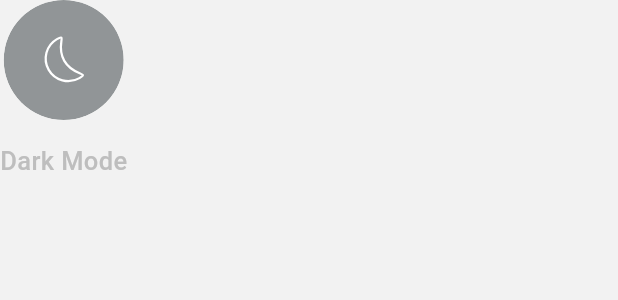
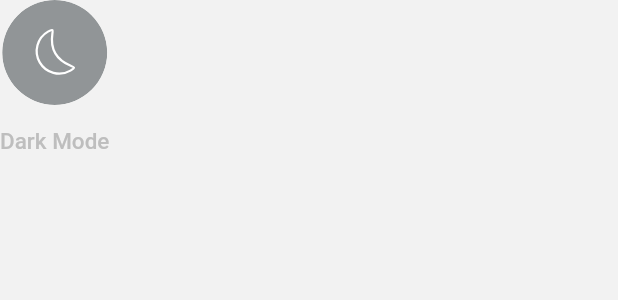
Before and after one commit to 4amshin/spotify, a Flutter app: the ModeItem widget shown alone on an empty page, opened directly, on a phone screen of 412 x 824 dp. Shown: the top 300 px of the screen. Run offline on Flutter 3.47's test engine with Material 3 defaults, Android fonts, the phone set to English and light mode, and no system bars; our stand-ins replace flutter_bloc, flutter_svg, hydrated_bloc, vector_graphics; Roboto replaces fonts that are missing (Satoshi).

Commit message:
Choose Mode Item Animation

```diff
--- a/lib/main.dart
+++ b/lib/main.dart
@@ -5,8 +5,8 @@ import 'package:hydrated_bloc/hydrated_bloc.dart';
 import 'package:path_provider/path_provider.dart';
 import 'package:spotify/core/configs/theme/app_theme.dart';
 import 'package:spotify/my_bloc_providers.dart';
-import 'package:spotify/presentation/auth/pages/auth_intro_page.dart';
 import 'package:spotify/presentation/choose_mode/bloc/theme_cubit.dart';
+import 'package:spotify/presentation/splash/pages/splash_page.dart';
 
 Future<void> main() async {
   WidgetsFlutterBinding.ensureInitialized();
@@ -31,7 +31,7 @@ class MyApp extends StatelessWidget {
           darkTheme: AppTheme.darkTheme,
           themeMode: mode,
           debugShowCheckedModeBanner: false,
-          home: const AuthIntroPage(),
+          home: const SplashPage(),
         ),
       ),
     );
--- a/lib/presentation/choose_mode/pages/choose_mode_page.dart
+++ b/lib/presentation/choose_mode/pages/choose_mode_page.dart
@@ -4,6 +4,8 @@ import 'package:flutter_svg/flutter_svg.dart';
 import 'package:spotify/common/widgets/button/basic_app_button.dart';
 import 'package:spotify/core/assets/assets.gen.dart';
 import 'package:spotify/core/configs/theme/app_colors.dart';
+import 'package:spotify/core/utils/build_context_ext.dart';
+import 'package:spotify/presentation/auth/pages/auth_intro_page.dart';
 import 'package:spotify/presentation/choose_mode/bloc/theme_cubit.dart';
 import 'package:spotify/presentation/choose_mode/widgets/mode_item.dart';
 
@@ -60,6 +62,7 @@ class ChooseModePage extends StatelessWidget {
                           .updateTheme(ThemeMode.dark),
                       assetPath: Assets.vectors.moon.path,
                       text: 'Dark Mode',
+                      mode: ThemeMode.dark,
                     ),
                     const SizedBox(width: 40),
                     ModeItem(
@@ -68,12 +71,13 @@ class ChooseModePage extends StatelessWidget {
                           .updateTheme(ThemeMode.light),
                       assetPath: Assets.vectors.sun.path,
                       text: 'Light Mode',
+                      mode: ThemeMode.light,
                     ),
                   ],
                 ),
                 const SizedBox(height: 50),
                 BasicAppButton(
-                  onPressed: () {},
+                  onPressed: () => context.push(const AuthIntroPage()),
                   title: 'Continue',
                 ),
               ],
--- a/lib/presentation/choose_mode/widgets/mode_item.dart
+++ b/lib/presentation/choose_mode/widgets/mode_item.dart
@@ -1,22 +1,30 @@
 import 'dart:ui';
 
 import 'package:flutter/material.dart';
+import 'package:flutter_bloc/flutter_bloc.dart';
 import 'package:flutter_svg/svg.dart';
 import 'package:spotify/core/configs/theme/app_colors.dart';
+import 'package:spotify/presentation/choose_mode/bloc/theme_cubit.dart';
 
 class ModeItem extends StatelessWidget {
   final String assetPath;
   final void Function()? onTap;
   final String text;
+  final ThemeMode mode;
   const ModeItem({
     super.key,
     required this.assetPath,
     this.onTap,
     required this.text,
+    required this.mode,
   });
 
   @override
   Widget build(BuildContext context) {
+    return BlocBuilder<ThemeCubit, ThemeMode>(
+      builder: (context, currentTheme) {
+        final bool isSelected = currentTheme == mode;
+
         return Column(
           children: [
             GestureDetector(
@@ -27,11 +35,15 @@ class ModeItem extends StatelessWidget {
                     sigmaX: 10,
                     sigmaY: 10,
                   ),
-              child: Container(
-                height: 80,
-                width: 80,
+                  child: AnimatedContainer(
+                    duration: const Duration(milliseconds: 300),
+                    curve: Curves.easeInOut,
+                    height: isSelected ? 80 : 70,
+                    width: isSelected ? 80 : 70,
                     decoration: BoxDecoration(
-                  color: const Color(0xff30393C).withOpacity(0.5),
+                      color: isSelected
+                          ? AppColors.primary
+                          : const Color(0xff30393C).withOpacity(0.5),
                       shape: BoxShape.circle,
                     ),
                     child: SvgPicture.asset(
@@ -43,15 +55,19 @@ class ModeItem extends StatelessWidget {
               ),
             ),
             const SizedBox(height: 15),
-        Text(
-          text,
-          style: const TextStyle(
+            AnimatedDefaultTextStyle(
+              duration: const Duration(milliseconds: 300),
+              curve: Curves.easeInOut,
+              style: TextStyle(
                 fontWeight: FontWeight.w500,
-            fontSize: 17,
-            color: AppColors.grey,
+                fontSize: isSelected ? 17 : 15,
+                color: isSelected ? Colors.white : AppColors.grey,
               ),
+              child: Text(text),
             )
           ],
         );
+      },
+    );
   }
 }
```
Lines whose indentation alone changed are shown as unchanged.
